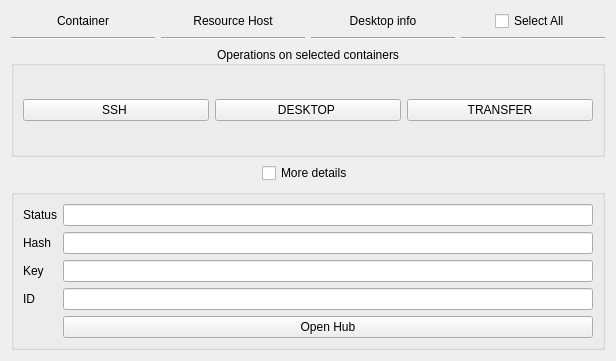
Before: the Qt Designer form hub/forms/DlgEnvironment.ui in subutai-io/control-center, drawn with Qt 5.
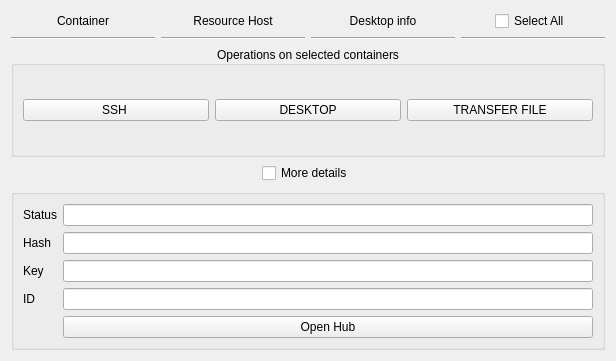
After: the same form once the commit is applied.

What changed in the file:
```diff
--- a/hub/forms/DlgEnvironment.ui
+++ b/hub/forms/DlgEnvironment.ui
@@ -43,14 +43,14 @@
       <item row="0" column="2">
        <widget class="QPushButton" name="btn_desktop_selected">
         <property name="text">
-         <string>DESKTOP </string>
+         <string> DESKTOP </string>
         </property>
        </widget>
       </item>
       <item row="0" column="3">
        <widget class="QPushButton" name="btn_upload_selected">
         <property name="text">
-         <string>TRANSFER</string>
+         <string>TRANSFER FILE</string>
         </property>
        </widget>
       </item>
```
